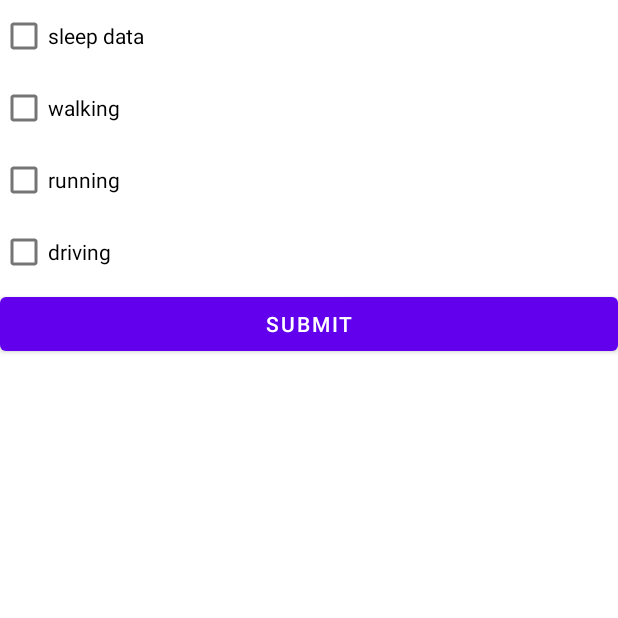
After one commit to divinusdracodominus/OpenMHealth, an Android app: the StartTracker screen opened directly, with no data from a screen before it, on a phone screen of 412 x 824 dp, the top half of it. The commit adds this screen. Run offline under Robolectric (Android 15) with nearby library versions, the phone set to English and light mode, and no system bars.

Commit message:
started adding activity trackers and added menu toggle

```diff
--- a/app/build.gradle
+++ b/app/build.gradle
@@ -46,4 +46,5 @@ dependencies {
     testImplementation 'junit:junit:4.13.2'
     androidTestImplementation 'androidx.test.ext:junit:1.1.5'
     androidTestImplementation 'androidx.test.espresso:espresso-core:3.5.1'
+    implementation 'com.google.android.gms:play-services-location:21.0.1'
 }
--- /dev/null
+++ b/app/src/main/java/org/philosophism/openmhealth/StartTracker.java
@@ -0,0 +1,112 @@
+package org.philosophism.openmhealth;
+
+import androidx.annotation.NonNull;
+import androidx.appcompat.app.AppCompatActivity;
+import androidx.core.content.ContextCompat;
+
+import android.Manifest;
+import android.app.PendingIntent;
+import android.content.Context;
+import android.content.Intent;
+import android.content.pm.PackageManager;
+import android.os.Bundle;
+import android.util.Log;
+
+import java.util.ArrayList;
+import java.util.List;
+
+import com.google.android.gms.location.ActivityRecognition;
+import com.google.android.gms.location.ActivityTransition;
+import com.google.android.gms.location.ActivityTransitionRequest;
+import com.google.android.gms.location.DetectedActivity;
+import com.google.android.gms.location.SleepSegmentRequest;
+import com.google.android.gms.tasks.OnFailureListener;
+import com.google.android.gms.tasks.OnSuccessListener;
+import com.google.android.gms.tasks.Task;
+
+import org.philosophism.openmhealth.activitytracker;
+
+public class StartTracker extends AppCompatActivity {
+
+    List<ActivityTransition> transitions = new ArrayList<>();
+    PendingIntent sleepPendingIntent;
+    private final String tag = "MHealth StartTracker";
+    void subscribeToSleepData(Context context, PendingIntent intent) {
+
+        if (ContextCompat.checkSelfPermission(
+                this, Manifest.permission.ACTIVITY_RECOGNITION) ==
+                PackageManager.PERMISSION_GRANTED) {
+            /// can also be used to requestActivityChangeUpdate
+            Task task = ActivityRecognition.getClient(context).requestSleepSegmentUpdates(intent, SleepSegmentRequest.getDefaultSleepSegmentRequest());
+            task.addOnSuccessListener(new OnSuccessListener() {
+                @Override
+                public void onSuccess(Object o) {
+                    Log.i(tag, "sucessfully started sleep tracker listener");
+                }
+            });
+            task.addOnFailureListener(new OnFailureListener() {
+                @Override
+                public void onFailure(@NonNull Exception e) {
+                    Log.i(tag, "failed to subscribe to sleep segment listener: " + e.getMessage());
+                }
+            });
+        }
+    }
+
+    void unSubscribeToSleepData(Context context, PendingIntent intent) {
+        Task task = ActivityRecognition.getClient(context).removeSleepSegmentUpdates(intent);
+
+        task.addOnSuccessListener(new OnSuccessListener() {
+            @Override
+            public void onSuccess(Object o) {
+                Log.i(tag, "sucessfully stopped sleep tracker listener");
+            }
+        });
+        task.addOnFailureListener(new OnFailureListener() {
+            @Override
+            public void onFailure(@NonNull Exception e) {
+                Log.i(tag, "failed to unsubscribe to sleep segment listener: " + e.getMessage());
+            }
+        });
+    }
+
+    void subscribeToActivity(Context context, PendingIntent intent) {
+        if(ContextCompat.checkSelfPermission(this, Manifest.permission.ACTIVITY_RECOGNITION) == PackageManager.PERMISSION_GRANTED) {
+            Task task = ActivityRecognition.getClient(context).requestActivityUpdates(DetectedActivity.IN_VEHICLE, intent);
+
+        }
+
+    }
+
+
+
+    @Override
+    protected void onCreate(Bundle savedInstanceState) {
+        super.onCreate(savedInstanceState);
+        setContentView(R.layout.activity_start_tracker);
+
+
+        transitions.add(
+                new ActivityTransition.Builder()
+                        .setActivityType(DetectedActivity.IN_VEHICLE)
+                        .setActivityTransition(ActivityTransition.ACTIVITY_TRANSITION_ENTER)
+                        .build());
+
+        transitions.add(
+                new ActivityTransition.Builder()
+                        .setActivityType(DetectedActivity.IN_VEHICLE)
+                        .setActivityTransition(ActivityTransition.ACTIVITY_TRANSITION_EXIT)
+                        .build());
+
+        transitions.add(
+                new ActivityTransition.Builder()
+                        .setActivityType(DetectedActivity.WALKING)
+                        .setActivityTransition(ActivityTransition.ACTIVITY_TRANSITION_EXIT)
+                        .build());
+
+        ActivityTransitionRequest request = new ActivityTransitionRequest(transitions);
+
+
+
+    }
+}
--- /dev/null
+++ b/app/src/main/res/layout/activity_start_tracker.xml
@@ -0,0 +1,55 @@
+<?xml version="1.0" encoding="utf-8"?>
+<androidx.constraintlayout.widget.ConstraintLayout xmlns:android="http://schemas.android.com/apk/res/android"
+    xmlns:app="http://schemas.android.com/apk/res-auto"
+    xmlns:tools="http://schemas.android.com/tools"
+    android:layout_width="match_parent"
+    android:layout_height="match_parent"
+    tools:context=".StartTracker">
+
+    <ScrollView
+        android:layout_width="match_parent"
+        android:layout_height="match_parent">
+        <LinearLayout
+            android:layout_width="match_parent"
+            android:layout_height="match_parent"
+            android:orientation="vertical"
+            android:id="@+id/activities">
+            <CheckBox
+                android:layout_width="match_parent"
+                android:layout_height="wrap_content"
+                android:text="sleep data"
+                android:id="@+id/sleepbtn">
+
+            </CheckBox>
+            <CheckBox
+                android:layout_width="match_parent"
+                android:layout_height="wrap_content"
+                android:text="walking"
+                android:id="@+id/walkbtn">
+
+            </CheckBox>
+            <CheckBox
+                android:layout_width="match_parent"
+                android:layout_height="wrap_content"
+                android:text="running"
+                android:id="@+id/runbtn">
+
+            </CheckBox>
+            <CheckBox
+                android:layout_width="match_parent"
+                android:layout_height="wrap_content"
+                android:text="driving"
+                android:id="@+id/drivingbtn">
+
+            </CheckBox>
+            <Button
+                android:layout_width="match_parent"
+                android:layout_height="wrap_content"
+                android:id="@+id/submit"
+                android:text="submit">
+
+            </Button>
+        </LinearLayout>
+    </ScrollView>
+
+</androidx.constraintlayout.widget.ConstraintLayout>
--- a/app/src/main/res/menu/activity_main_drawer.xml
+++ b/app/src/main/res/menu/activity_main_drawer.xml
@@ -3,6 +3,12 @@
     xmlns:app="http://schemas.android.com/apk/res-auto"
     xmlns:tools="http://schemas.android.com/tools"
     tools:showIn="navigation_view">
+
+    <item
+        android:id="@+id/menu_show"
+        android:title="@string/action_settings"
+        app:showAsAction="always"
+        android:icon="@drawable/common_google_signin_btn_icon_dark"/>
 
     <group android:checkableBehavior="single">
         <item
--- a/app/src/main/res/menu/menu.xml
+++ b/app/src/main/res/menu/menu.xml
@@ -1,9 +1,10 @@
 <?xml version="1.0" encoding="utf-8"?>
 <menu xmlns:android="http://schemas.android.com/apk/res/android"
-    xmlns:app="http://schemas.android.com/apk/res-auto">
+    xmlns:app="http://schemas.android.com/apk/res-auto"
+    xmlns:openmhealth="http://schemas.android.com/tools">
     <item
         android:id="@+id/action_settings"
         android:orderInCategory="100"
         android:title="@string/action_settings"
-        app:showAsAction="never" />
+        app:showAsAction="always" />
 </menu>
--- a/app/src/main/res/values/themes.xml
+++ b/app/src/main/res/values/themes.xml
@@ -1,6 +1,7 @@
 <resources xmlns:tools="http://schemas.android.com/tools">
     <!-- Base application theme. -->
     <style name="Theme.OpenMHealth" parent="Theme.MaterialComponents.DayNight.DarkActionBar">
+
         <!-- Primary brand color. -->
         <item name="colorPrimary">@color/purple_500</item>
         <item name="colorPrimaryVariant">@color/purple_700</item>
@@ -9,6 +10,7 @@
         <item name="colorSecondary">@color/teal_200</item>
         <item name="colorSecondaryVariant">@color/teal_700</item>
         <item name="colorOnSecondary">@color/black</item>
+        <item name="actionBarSize">100px</item>
         <!-- Status bar color. -->
         <item name="android:statusBarColor">?attr/colorPrimaryVariant</item>
         <!-- Customize your theme here. -->
```
Also changed, not shown: app/src/main/AndroidManifest.xml (+10 -2 lines), app/src/main/java/org/philosophism/openmhealth/DataManager.java (+53 -37 lines), app/src/main/java/org/philosophism/openmhealth/MainActivity.java (+25 -1 lines), app/src/main/java/org/philosophism/openmhealth/activitytracker.java (+21 -66 lines), app/src/main/res/layout/activity_main.xml (+39 -13 lines), app/src/main/res/menu/main.xml (added, +12 -0 lines), build.gradle (line endings or trailing spaces).
